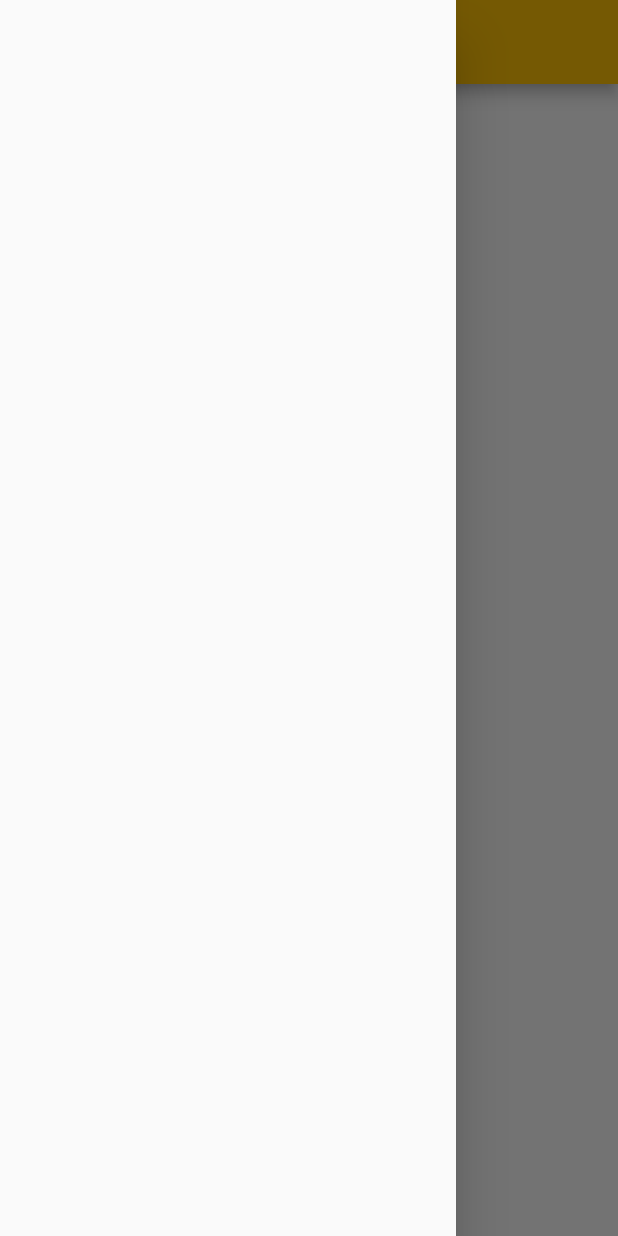
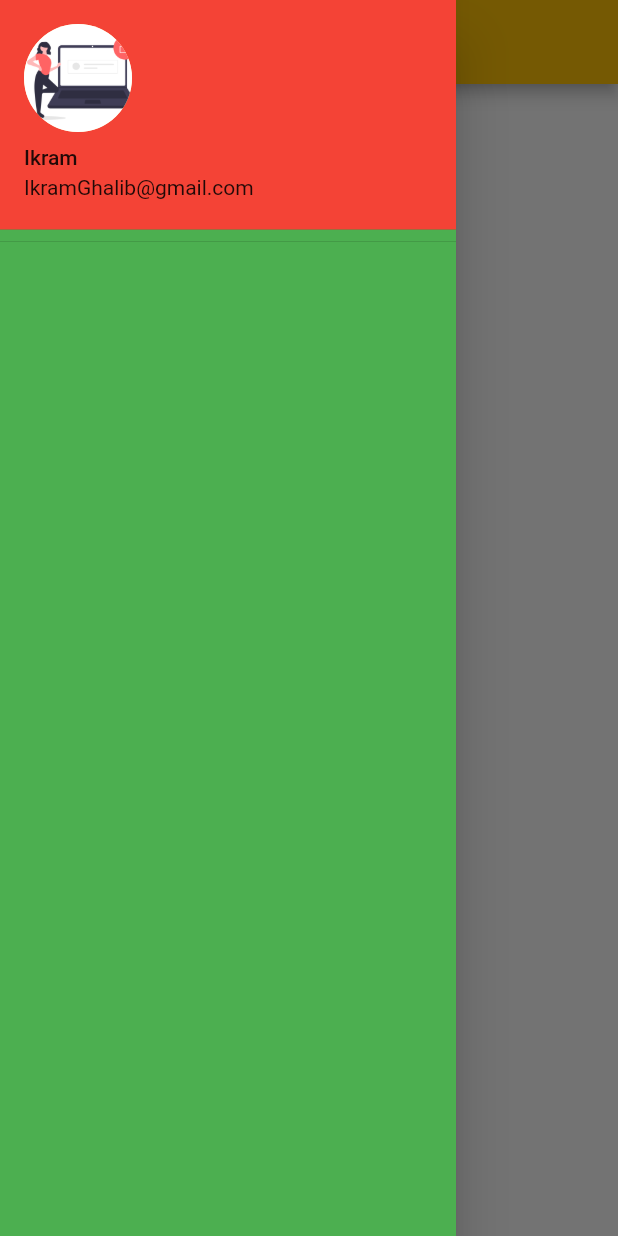
Before and after one commit to IkramGhalib/flutter_class_work, a Flutter app: the Dashboard screen opened by its route, with the side drawer open, on a phone screen of 412 x 824 dp. Run offline on Flutter 3.47's test engine with Material 2 defaults, Android fonts, the phone set to English and light mode, and no system bars.

Commit message:
08/09/20210

```diff
--- a/lib/dashboard.dart
+++ b/lib/dashboard.dart
@@ -1,6 +1,7 @@
 
 
 import 'package:flutter/material.dart';
+import 'package:flutter_day_1/widgets/drawer.dart';
 
 
 class Dashboard extends StatelessWidget {
@@ -8,10 +9,12 @@ class Dashboard extends StatelessWidget {
 
   @override
   Widget build(BuildContext context) {
-    return Scaffold(
-      appBar: AppBar(title: Text("Welocome to Dashbord",style: TextStyle(color: Colors.red),),),
-      drawer: Drawer(),
+    return SafeArea(
+      child: Scaffold(
+        appBar: AppBar(title: Text("Welocome to Dashbord",style: TextStyle(color: Colors.red),),),
+        drawer: MyDrawer(),
 
+      ),
     );
 
   }
--- a/lib/home_page.dart
+++ b/lib/home_page.dart
@@ -15,6 +15,7 @@ class _HomeState extends State<Home> {
   Widget build(BuildContext context) {
     String name = "";
     bool _txtpassword = false;
+    bool changeButton = false;
     return Material(
       color: Colors.green,
       child: Column(
@@ -70,13 +71,15 @@ class _HomeState extends State<Home> {
                 SizedBox(
                   height: 50.0,
                 ),
-                InkWell(
+                Material(
+                  child: InkWell(
                     onTap: () {
                       Navigator.pushNamed(context, MyRoutes.DashboardRoutes);
                       // Navigator.pushNamed(context,MyRoutes.DashboardRoutes);
                     },
-                  child: Container(
-                    width: 150,
+                    child: AnimatedContainer(
+                      duration: Duration(seconds: 2),
+                      width: changeButton?100:150,
                       height: 50,
                       alignment: Alignment.center,
                       // color: Colors.red,
@@ -88,6 +91,7 @@ class _HomeState extends State<Home> {
                           color: Colors.red,
                           borderRadius: BorderRadius.circular(15)),
                     ),
+                  ),
                 )
               ],
             ),
--- /dev/null
+++ b/lib/widgets/drawer.dart
@@ -0,0 +1,30 @@
+import 'package:flutter/material.dart';
+
+class MyDrawer extends StatelessWidget {
+  const MyDrawer({ Key? key }) : super(key: key);
+
+  @override
+  Widget build(BuildContext context) {
+    return Drawer(
+      child: Container(
+        padding: EdgeInsets.zero,
+        color: Colors.green,
+        child: ListView(
+          children: [
+            DrawerHeader(
+              padding: EdgeInsets.zero,
+                child: UserAccountsDrawerHeader(
+                  decoration: BoxDecoration(color: Colors.red),
+                  accountEmail: Text("IkramGhalib@gmail.com"), accountName: Text("Ikram"),
+                currentAccountPicture: CircleAvatar(backgroundImage: AssetImage("assets/images/login.png"),),))
+
+          ],
+          // padding: EdgeInsets.zero,
+
+        ),
+
+      ),
+
+    );
+  }
+}
```
Lines whose indentation alone changed are shown as unchanged.
